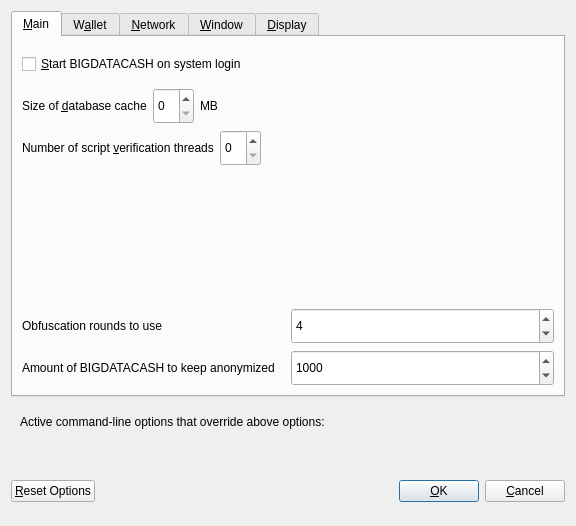
First picture: the form in src/qt/forms/optionsdialog.ui, repository MotoAcidic/bdcash-protocol, before the edit.
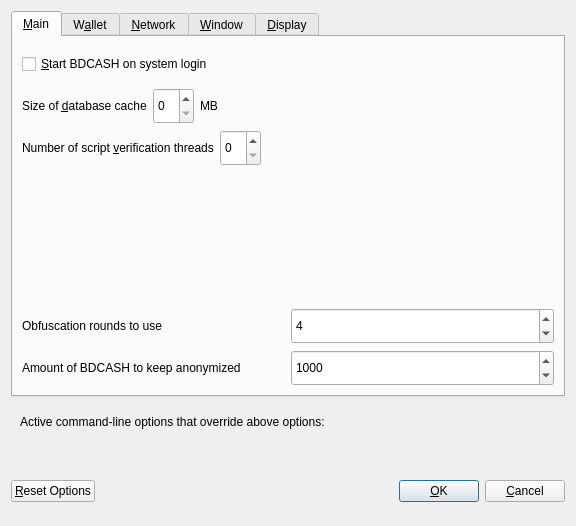
Second picture: the form after the edit. The open tabs and pages were chosen to show the change. Custom widgets are drawn as their Qt base class.

The edit to the form file:
```diff
--- a/src/qt/forms/optionsdialog.ui
+++ b/src/qt/forms/optionsdialog.ui
@@ -39,7 +39,7 @@
           <string>Automatically start BIGDATACASH after logging in to the system.</string>
          </property>
          <property name="text">
-          <string>&amp;Start BIGDATACASH on system login</string>
+          <string>&amp;Start BDCASH on system login</string>
          </property>
         </widget>
        </item>
@@ -202,7 +202,7 @@
             <string notr="true"/>
            </property>
            <property name="text">
-            <string>Amount of BIGDATACASH to keep anonymized</string>
+            <string>Amount of BDCASH to keep anonymized</string>
            </property>
           </widget>
          </item>
```
Left out of the diff: 10 changed lines with no effect on the pictures.
